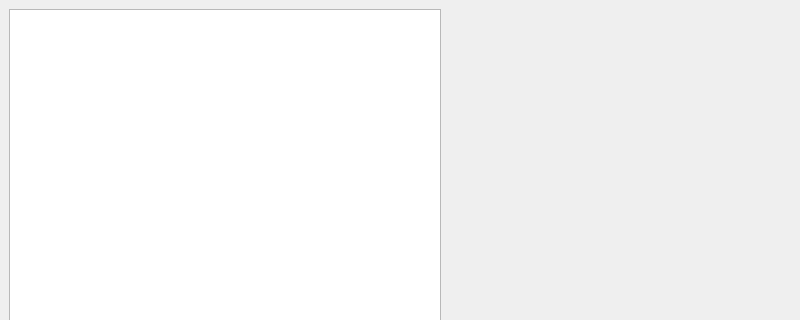
Old version of the form mainwindow.ui in the repository JohnCiubuc/StreamLinkerino; both pictures show x 0 to 800 and y 0 to 320 of the 800 by 600 pixel window.
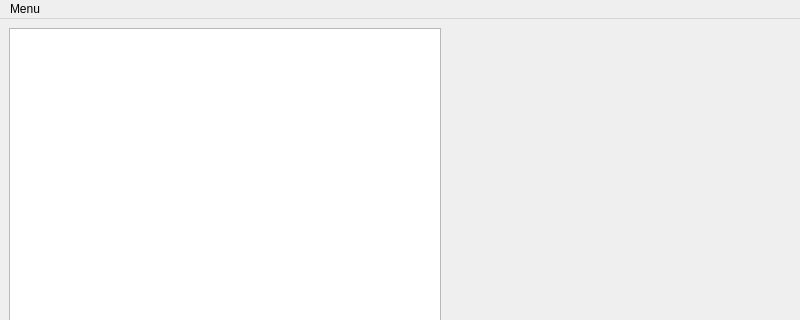
New version of the form.

The edit to the form file:
```diff
--- a/mainwindow.ui
+++ b/mainwindow.ui
@@ -66,6 +66,13 @@
      <height>20</height>
     </rect>
    </property>
+   <widget class="QMenu" name="menuMenu">
+    <property name="title">
+     <string>Menu</string>
+    </property>
+    <addaction name="actionSettings"/>
+   </widget>
+   <addaction name="menuMenu"/>
   </widget>
   <widget class="QStatusBar" name="statusbar"/>
  </widget>
```
Left out of the diff: 5 changed lines with no effect on the pictures.
